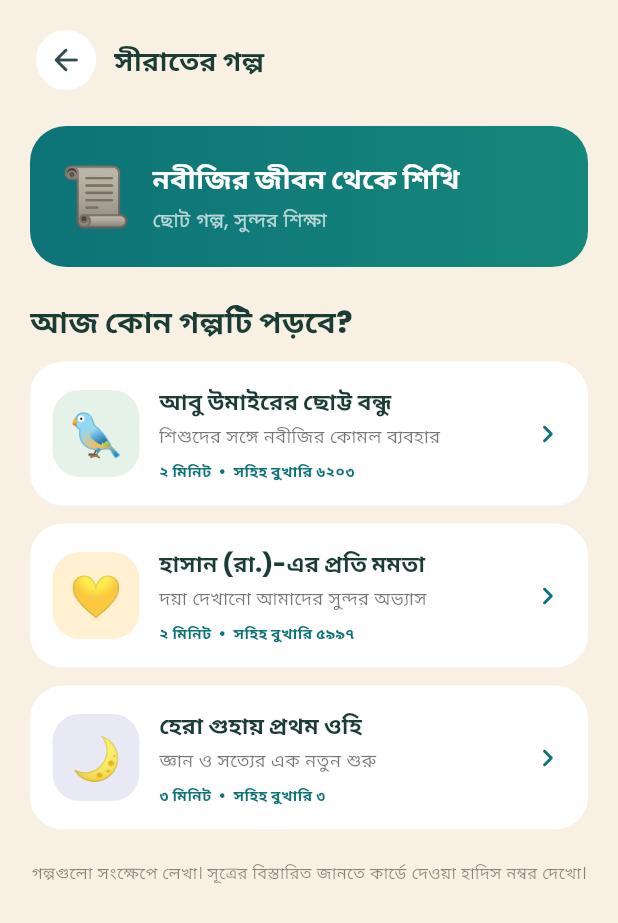
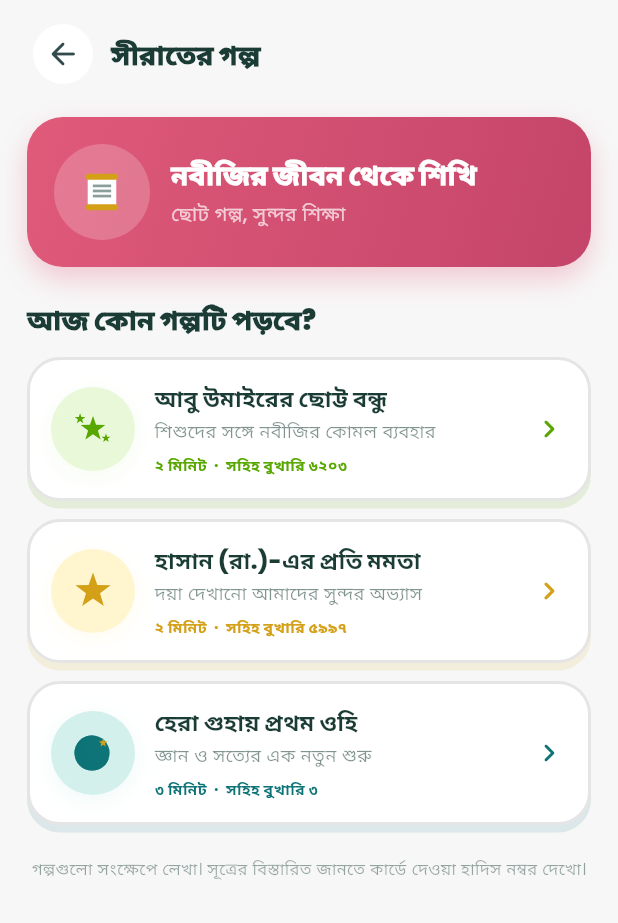
Before and after one commit to mansur00/LittleMuslim, a Flutter app: the SeerahScreen screen opened directly, on a phone screen of 412 x 824 dp. Shown: the top 923 px of the screen. Run offline on Flutter 3.47's test engine with Material 3 defaults, Android fonts, the phone set to English and light mode, and no system bars; our stand-ins replace audioplayers, flutter_animate, flutter_tts, google_fonts, shared_preferences, smooth_page_indicator and 1 more; accounts and stored records are empty.

Commit message:
Complete Seerah screen: Duolingo-style vector UI, no emoji

```diff
--- a/lib/screens/seerah/seerah_screen.dart
+++ b/lib/screens/seerah/seerah_screen.dart
@@ -1,12 +1,14 @@
 import 'package:flutter/material.dart';
 
 import '../../theme/app_theme.dart';
+import '../../widgets/vector_icons.dart';
 
 class _SeerahStory {
   const _SeerahStory({
     required this.title,
     required this.subtitle,
-    required this.emoji,
+    required this.iconType,
+    required this.accent,
     required this.readTime,
     required this.reference,
     required this.body,
@@ -14,7 +16,9 @@ class _SeerahStory {
     required this.color,
   });
 
-  final String title, subtitle, emoji, readTime, reference, body, lesson;
+  final String title, subtitle, readTime, reference, body, lesson;
+  final VectorIconType iconType;
+  final Color accent;
   final Color color;
 }
 
@@ -22,35 +26,38 @@ const _stories = [
   _SeerahStory(
     title: 'আবু উমাইরের ছোট্ট বন্ধু',
     subtitle: 'শিশুদের সঙ্গে নবীজির কোমল ব্যবহার',
-    emoji: '🐦',
+    iconType: VectorIconType.sparkle,
+    accent: Color(0xFF58A700),
     readTime: '২ মিনিট',
     reference: 'সহিহ বুখারি ৬২০৩',
     body:
         'আনাস (রা.)-এর ছোট ভাই আবু উমাইরের একটি ছোট পাখি ছিল। নবীজি ﷺ তাদের বাড়িতে এলে স্নেহ করে ছেলেটির খোঁজ নিতেন এবং তার পাখিটির কথা জিজ্ঞেস করতেন। ছোটদের আনন্দের বিষয়ও তিনি মন দিয়ে দেখতেন।',
     lesson: 'কারও সঙ্গে ভালো সম্পর্ক গড়তে তার পছন্দের বিষয় মন দিয়ে শোনো।',
-    color: Color(0xFFE4F2E7),
+    color: Color(0xFFE8F8D8),
   ),
   _SeerahStory(
     title: 'হাসান (রা.)-এর প্রতি মমতা',
     subtitle: 'দয়া দেখানো আমাদের সুন্দর অভ্যাস',
-    emoji: '💛',
+    iconType: VectorIconType.star,
+    accent: Color(0xFFD4A017),
     readTime: '২ মিনিট',
     reference: 'সহিহ বুখারি ৫৯৯৭',
     body:
         'একদিন নবীজি ﷺ তাঁর নাতি হাসান (রা.)-কে স্নেহ করলেন। পাশে থাকা একজন বললেন, তিনি নিজের সন্তানদের কাউকে চুমু দেননি। নবীজি ﷺ বুঝিয়ে দিলেন—যে অন্যের প্রতি দয়া করে না, তার প্রতিও দয়া করা হয় না।',
     lesson: 'ছোট-বড় সবার সঙ্গে দয়া ও স্নেহের আচরণ করি।',
-    color: Color(0xFFFFF1D1),
+    color: Color(0xFFFFF6D0),
   ),
   _SeerahStory(
     title: 'হেরা গুহায় প্রথম ওহি',
     subtitle: 'জ্ঞান ও সত্যের এক নতুন শুরু',
-    emoji: '🌙',
+    iconType: VectorIconType.crescent,
+    accent: Color(0xFF0D7377),
     readTime: '৩ মিনিট',
     reference: 'সহিহ বুখারি ৩',
     body:
         'নবুওয়াতের আগে মুহাম্মদ ﷺ হেরা গুহায় নিরিবিলি সময় কাটাতেন। সেখানে তাঁর কাছে প্রথম ওহি আসে। খাদিজা (রা.) তাঁকে সাহস ও সান্ত্বনা দেন এবং পাশে দাঁড়ান। এভাবেই কুরআনের বার্তা মানুষের কাছে পৌঁছানোর শুরু হয়।',
     lesson: 'কঠিন সময়ে পরিবারের মানুষকে সাহস দিই এবং সত্যের পাশে থাকি।',
-    color: Color(0xFFE9E8F5),
+    color: Color(0xFFD4F0EC),
   ),
 ];
 
@@ -61,68 +68,90 @@ class SeerahScreen extends StatelessWidget {
   Widget build(BuildContext context) {
     final tablet = MediaQuery.sizeOf(context).shortestSide >= 600;
     return Scaffold(
-      backgroundColor: AppTheme.cream,
+      backgroundColor: const Color(0xFFF7F7F7),
       body: SafeArea(
         child: Center(
           child: ConstrainedBox(
             constraints: const BoxConstraints(maxWidth: 900),
             child: CustomScrollView(
+              physics: const BouncingScrollPhysics(),
               slivers: [
                 SliverPadding(
                   padding: EdgeInsets.fromLTRB(
-                      tablet ? 36 : 20, 16, tablet ? 36 : 20, 32),
+                      tablet ? 36 : 18, 12, tablet ? 36 : 18, 32),
                   sliver: SliverList(
                     delegate: SliverChildListDelegate([
-                      Row(children: [
-                        IconButton.filledTonal(
-                          onPressed: () => Navigator.pop(context),
-                          icon: const Icon(Icons.arrow_back_rounded),
-                          style: IconButton.styleFrom(
-                              backgroundColor: Colors.white),
+                      _Header(onBack: () => Navigator.pop(context)),
+                      const SizedBox(height: 18),
+                      Container(
+                        padding: EdgeInsets.all(tablet ? 22 : 18),
+                        decoration: BoxDecoration(
+                          borderRadius: BorderRadius.circular(24),
+                          gradient: const LinearGradient(
+                            colors: [Color(0xFFE05A7A), Color(0xFFC44569)],
+                            begin: Alignment.topLeft,
+                            end: Alignment.bottomRight,
                           ),
-                        const SizedBox(width: 8),
-                        const Text('সীরাতের গল্প',
+                          boxShadow: [
+                            BoxShadow(
+                              color: const Color(0xFFE05A7A).withValues(alpha: 0.3),
+                              blurRadius: 16,
+                              offset: const Offset(0, 8),
+                            ),
+                          ],
+                        ),
+                        child: Row(children: [
+                          Container(
+                            width: 64,
+                            height: 64,
+                            decoration: BoxDecoration(
+                              color: Colors.white.withValues(alpha: 0.2),
+                              shape: BoxShape.circle,
+                            ),
+                            child: const Center(
+                              child: VectorIcon(
+                                type: VectorIconType.scroll,
+                                size: 34,
+                                color: Colors.white,
+                              ),
+                            ),
+                          ),
+                          const SizedBox(width: 14),
+                          const Expanded(
+                            child: Column(
+                              crossAxisAlignment: CrossAxisAlignment.start,
+                              children: [
+                                Text(
+                                  'নবীজির জীবন থেকে শিখি',
+                                  style: TextStyle(
+                                    color: Colors.white,
+                                    fontSize: 18,
+                                    fontWeight: FontWeight.w900,
+                                  ),
+                                ),
+                                SizedBox(height: 4),
+                                Text(
+                                  'ছোট গল্প, সুন্দর শিক্ষা',
+                                  style: TextStyle(
+                                    color: Colors.white70,
+                                    fontSize: 13,
+                                    fontWeight: FontWeight.w500,
+                                  ),
+                                ),
+                              ],
+                            ),
+                          ),
+                        ]),
+                      ),
+                      const SizedBox(height: 22),
+                      const Text(
+                        'আজ কোন গল্পটি পড়বে?',
                         style: TextStyle(
                           color: AppTheme.darkText,
                           fontSize: 18,
-                                fontWeight: FontWeight.w800)),
-                      ]),
-                      const SizedBox(height: 20),
-                      Container(
-                        padding: const EdgeInsets.all(20),
-                        decoration: BoxDecoration(
-                          borderRadius: BorderRadius.circular(24),
-                          gradient: const LinearGradient(colors: [
-                            AppTheme.primaryGreen,
-                            Color(0xFF16877B)
-                          ]),
+                          fontWeight: FontWeight.w900,
                         ),
-                        child: const Row(children: [
-                          Text('📜', style: TextStyle(fontSize: 38)),
-                          SizedBox(width: 14),
-                          Expanded(
-                            child: Column(
-                                crossAxisAlignment: CrossAxisAlignment.start,
-                                children: [
-                                  Text('নবীজির জীবন থেকে শিখি',
-                                      style: TextStyle(
-                                          color: Colors.white,
-                                          fontSize: 18,
-                                          fontWeight: FontWeight.w800)),
-                                  SizedBox(height: 5),
-                                  Text('ছোট গল্প, সুন্দর শিক্ষা',
-                                      style: TextStyle(
-                                          color: Colors.white70, fontSize: 13)),
-                                ]),
-                          )
-                        ]),
                       ),
-                      const SizedBox(height: 22),
-                      const Text('আজ কোন গল্পটি পড়বে?',
-                          style: TextStyle(
-                              color: AppTheme.darkText,
-                              fontSize: 20,
-                              fontWeight: FontWeight.w800)),
                       const SizedBox(height: 12),
                       for (final story in _stories)
                         Padding(
@@ -138,13 +167,15 @@ class SeerahScreen extends StatelessWidget {
                           ),
                         ),
                       const SizedBox(height: 8),
-                      const Text(
+                      Text(
                         'গল্পগুলো সংক্ষেপে লেখা। সূত্রের বিস্তারিত জানতে কার্ডে দেওয়া হাদিস নম্বর দেখো।',
                         textAlign: TextAlign.center,
                         style: TextStyle(
-                              color: Colors.black45,
+                          color: AppTheme.darkText.withValues(alpha: 0.45),
                           fontSize: 11,
-                              height: 1.5)),
+                          height: 1.5,
+                        ),
+                      ),
                     ]),
                   ),
                 ),
@@ -157,58 +188,116 @@ class SeerahScreen extends StatelessWidget {
   }
 }
 
-class _StoryCard extends StatelessWidget {
+class _Header extends StatelessWidget {
+  const _Header({required this.onBack});
+  final VoidCallback onBack;
+
+  @override
+  Widget build(BuildContext context) {
+    return Row(children: [
+      IconButton.filledTonal(
+        onPressed: onBack,
+        icon: const Icon(Icons.arrow_back_rounded),
+        style: IconButton.styleFrom(backgroundColor: Colors.white),
+      ),
+      const SizedBox(width: 8),
+      const Text(
+        'সীরাতের গল্প',
+        style: TextStyle(
+          color: AppTheme.darkText,
+          fontSize: 18,
+          fontWeight: FontWeight.w900,
+        ),
+      ),
+    ]);
+  }
+}
+
+class _StoryCard extends StatefulWidget {
   const _StoryCard({required this.story, required this.onTap});
   final _SeerahStory story;
   final VoidCallback onTap;
 
   @override
-  Widget build(BuildContext context) => Material(
+  State<_StoryCard> createState() => _StoryCardState();
+}
+
+class _StoryCardState extends State<_StoryCard> {
+  bool _pressed = false;
+
+  @override
+  Widget build(BuildContext context) {
+    final story = widget.story;
+    return GestureDetector(
+      onTapDown: (_) => setState(() => _pressed = true),
+      onTapUp: (_) {
+        setState(() => _pressed = false);
+        widget.onTap();
+      },
+      onTapCancel: () => setState(() => _pressed = false),
+      child: AnimatedScale(
+        scale: _pressed ? 0.97 : 1,
+        duration: const Duration(milliseconds: 100),
+        child: Container(
+          padding: const EdgeInsets.all(14),
+          decoration: BoxDecoration(
             color: Colors.white,
             borderRadius: BorderRadius.circular(22),
-        child: InkWell(
-          borderRadius: BorderRadius.circular(22),
-          onTap: onTap,
-          child: Padding(
-            padding: const EdgeInsets.all(15),
+            border: Border.all(color: const Color(0xFFE5E5E5), width: 2),
+            boxShadow: [
+              BoxShadow(
+                color: story.accent.withValues(alpha: 0.12),
+                blurRadius: 0,
+                offset: Offset(0, _pressed ? 2 : 5),
+              ),
+            ],
+          ),
           child: Row(children: [
-              Container(
-                width: 58,
-                height: 58,
-                decoration: BoxDecoration(
-                    color: story.color,
-                    borderRadius: BorderRadius.circular(18)),
-                alignment: Alignment.center,
-                child: Text(story.emoji, style: const TextStyle(fontSize: 28)),
+            IconBadge(
+              type: story.iconType,
+              bgColor: story.color,
+              size: 56,
+              iconColor: story.accent,
             ),
             const SizedBox(width: 13),
             Expanded(
               child: Column(
                 crossAxisAlignment: CrossAxisAlignment.start,
                 children: [
-                      Text(story.title,
+                  Text(
+                    story.title,
                     style: const TextStyle(
                       color: AppTheme.darkText,
                       fontWeight: FontWeight.w800,
-                              fontSize: 15)),
-                      const SizedBox(height: 4),
-                      Text(story.subtitle,
-                          style: const TextStyle(
-                              color: Colors.black54, fontSize: 12)),
-                      const SizedBox(height: 7),
-                      Text('${story.readTime}  •  ${story.reference}',
-                          style: const TextStyle(
-                              color: AppTheme.primaryGreen,
+                      fontSize: 15,
+                    ),
+                  ),
+                  const SizedBox(height: 3),
+                  Text(
+                    story.subtitle,
+                    style: TextStyle(
+                      color: AppTheme.darkText.withValues(alpha: 0.55),
+                      fontSize: 12,
+                    ),
+                  ),
+                  const SizedBox(height: 6),
+                  Text(
+                    '${story.readTime}  ·  ${story.reference}',
+                    style: TextStyle(
+                      color: story.accent,
                       fontSize: 10,
-                              fontWeight: FontWeight.w700)),
-                    ]),
+                      fontWeight: FontWeight.w700,
                     ),
-              const Icon(Icons.chevron_right_rounded,
-                  color: AppTheme.primaryGreen),
+                  ),
+                ],
+              ),
+            ),
+            Icon(Icons.chevron_right_rounded, color: story.accent),
           ]),
         ),
       ),
     );
+  }
 }
 
 class _StoryDetailScreen extends StatelessWidget {
@@ -216,77 +305,124 @@ class _StoryDetailScreen extends StatelessWidget {
   final _SeerahStory story;
 
   @override
-  Widget build(BuildContext context) => Scaffold(
-        backgroundColor: AppTheme.cream,
+  Widget build(BuildContext context) {
+    return Scaffold(
+      backgroundColor: const Color(0xFFF7F7F7),
       body: SafeArea(
         child: Center(
           child: ConstrainedBox(
             constraints: const BoxConstraints(maxWidth: 720),
-              child: ListView(padding: const EdgeInsets.all(20), children: [
+            child: ListView(
+              physics: const BouncingScrollPhysics(),
+              padding: const EdgeInsets.all(20),
+              children: [
                 Row(children: [
                   IconButton.filledTonal(
                     onPressed: () => Navigator.pop(context),
                     icon: const Icon(Icons.arrow_back_rounded),
-                      style:
-                          IconButton.styleFrom(backgroundColor: Colors.white)),
+                    style: IconButton.styleFrom(backgroundColor: Colors.white),
+                  ),
                   const SizedBox(width: 8),
-                  const Text('গল্প পড়ি',
+                  const Text(
+                    'গল্প পড়ি',
                     style: TextStyle(
                       color: AppTheme.darkText,
-                          fontWeight: FontWeight.w800,
-                          fontSize: 17)),
+                      fontWeight: FontWeight.w900,
+                      fontSize: 17,
+                    ),
+                  ),
                 ]),
-                const SizedBox(height: 28),
+                const SizedBox(height: 24),
                 Container(
-                  height: 145,
+                  height: 140,
                   decoration: BoxDecoration(
                     color: story.color,
-                      borderRadius: BorderRadius.circular(28)),
+                    borderRadius: BorderRadius.circular(28),
+                    border: Border.all(
+                      color: story.accent.withValues(alpha: 0.25),
+                      width: 2,
+                    ),
+                  ),
                   alignment: Alignment.center,
-                  child:
-                      Text(story.emoji, style: const TextStyle(fontSize: 68)),
+                  child: VectorIcon(
+                    type: story.iconType,
+                    size: 64,
+                    color: story.accent,
                   ),
-                const SizedBox(height: 24),
-                Text(story.title,
+                ),
+                const SizedBox(height: 22),
+                Text(
+                  story.title,
                   style: const TextStyle(
                     color: AppTheme.darkText,
                     fontWeight: FontWeight.w900,
-                        fontSize: 25)),
-                const SizedBox(height: 18),
-                Text(story.body,
+                    fontSize: 24,
+                  ),
+                ),
+                const SizedBox(height: 16),
+                Text(
+                  story.body,
                   style: const TextStyle(
-                        color: AppTheme.darkText, fontSize: 17, height: 1.9)),
-                const SizedBox(height: 22),
+                    color: AppTheme.darkText,
+                    fontSize: 16,
+                    height: 1.85,
+                    fontWeight: FontWeight.w500,
+                  ),
+                ),
+                const SizedBox(height: 20),
                 Container(
                   padding: const EdgeInsets.all(18),
                   decoration: BoxDecoration(
                     color: Colors.white,
-                      borderRadius: BorderRadius.circular(20)),
+                    borderRadius: BorderRadius.circular(20),
+                    border: Border.all(color: const Color(0xFFE5E5E5), width: 2),
+                  ),
                   child: Column(
                     crossAxisAlignment: CrossAxisAlignment.start,
                     children: [
-                        const Text('গল্পের শিক্ষা',
+                      Row(children: [
+                        VectorIcon(
+                          type: VectorIconType.sparkle,
+                          size: 20,
+                          color: story.accent,
+                        ),
+                        const SizedBox(width: 8),
+                        Text(
+                          'গল্পের শিক্ষা',
                           style: TextStyle(
-                                color: AppTheme.primaryGreen,
+                            color: story.accent,
                             fontSize: 14,
-                                fontWeight: FontWeight.w800)),
-                        const SizedBox(height: 7),
-                        Text(story.lesson,
+                            fontWeight: FontWeight.w800,
+                          ),
+                        ),
+                      ]),
+                      const SizedBox(height: 8),
+                      Text(
+                        story.lesson,
                         style: const TextStyle(
                           color: AppTheme.darkText,
                           fontSize: 15,
-                                height: 1.6)),
-                      ]),
+                          height: 1.55,
+                          fontWeight: FontWeight.w600,
                         ),
-                const SizedBox(height: 18),
-                Text('সূত্র: ${story.reference}',
-                    style: const TextStyle(
-                        color: Colors.black54,
+                      ),
+                    ],
+                  ),
+                ),
+                const SizedBox(height: 16),
+                Text(
+                  'সূত্র: ${story.reference}',
+                  style: TextStyle(
+                    color: AppTheme.darkText.withValues(alpha: 0.5),
                     fontSize: 12,
-                        fontWeight: FontWeight.w600)),
-              ]),
+                    fontWeight: FontWeight.w600,
+                  ),
+                ),
+              ],
+            ),
           ),
         ),
       ),
     );
   }
+}
```
Lines whose indentation alone changed are shown as unchanged.
